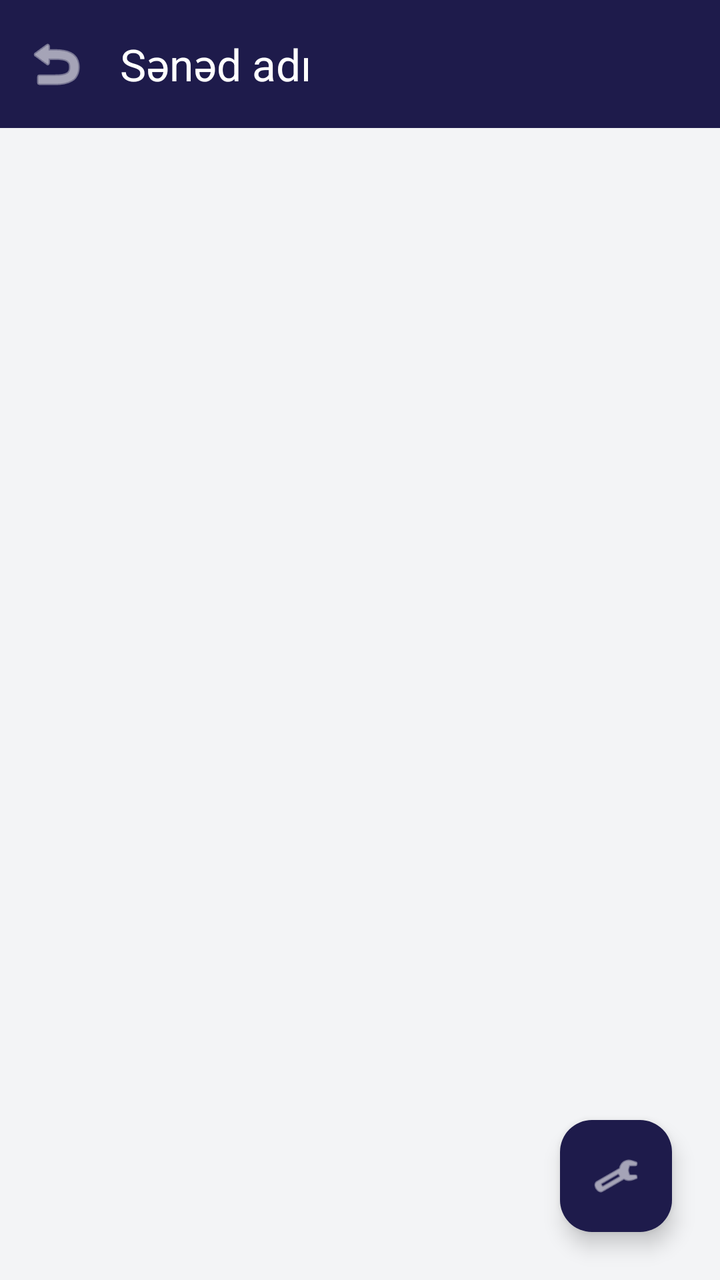
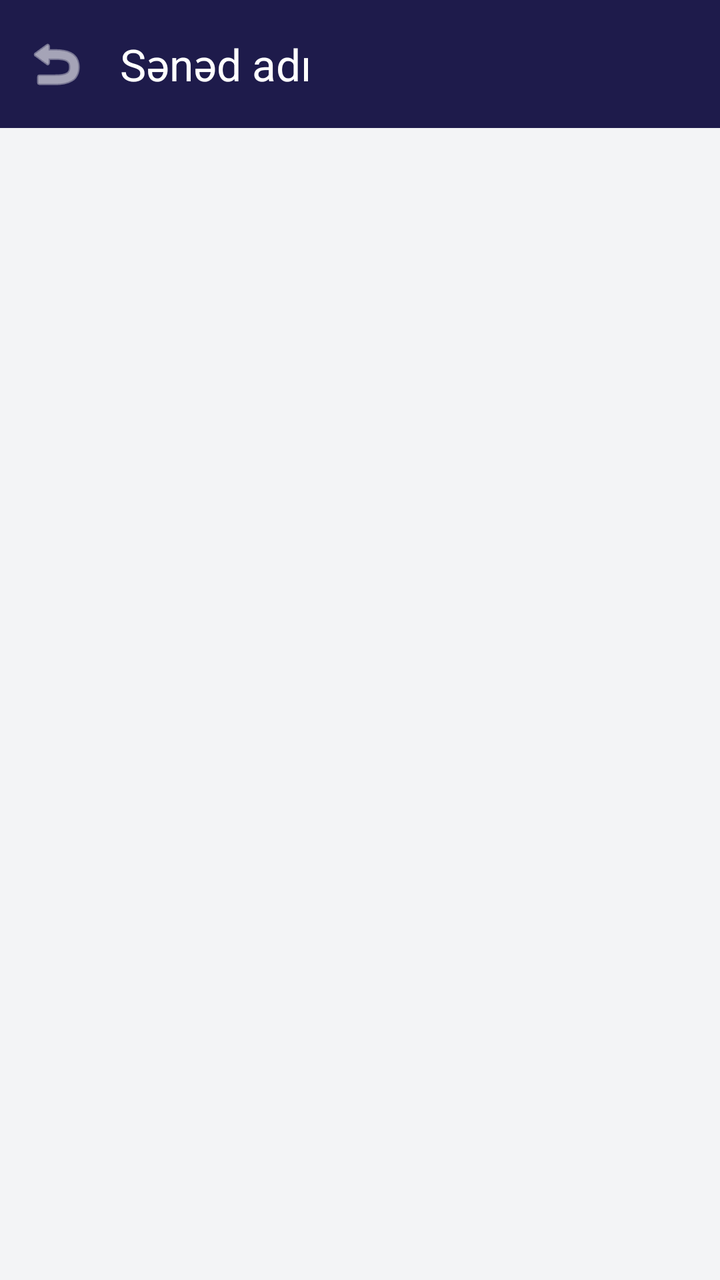

An Android layout rendered at two revisions. The XML below is the earlier revision; the diff shows what the commit changed to produce the second picture.
<!-- AndroidManifest.xml: application theme Theme.Material3.DayNight.NoActionBar -->
<!-- res/layout/activity_viewer.xml -->
<?xml version="1.0" encoding="utf-8"?>
<androidx.coordinatorlayout.widget.CoordinatorLayout xmlns:android="http://schemas.android.com/apk/res/android"
    xmlns:app="http://schemas.android.com/apk/res-auto"
    android:layout_width="match_parent"
    android:layout_height="match_parent"
    android:background="#F3F4F6">

    <com.google.android.material.appbar.AppBarLayout
        android:layout_width="match_parent"
        android:layout_height="wrap_content"
        android:background="#1E1B4B"
        app:elevation="4dp">

        <com.google.android.material.appbar.MaterialToolbar
            android:id="@+id/toolbar"
            android:layout_width="match_parent"
            android:layout_height="?attr/actionBarSize"
            app:navigationIcon="@android:drawable/ic_menu_revert"
            app:navigationIconTint="#FFFFFF"
            app:title="Sənəd adı"
            app:titleTextColor="#FFFFFF" />

    </com.google.android.material.appbar.AppBarLayout>

    
    <LinearLayout
        android:id="@+id/contentContainer"
        android:layout_width="match_parent"
        android:layout_height="match_parent"
        android:orientation="vertical"
        app:layout_behavior="@string/appbar_scrolling_view_behavior" />

    
    <com.google.android.material.floatingactionbutton.FloatingActionButton
        android:id="@+id/fabSettings"
        android:layout_width="wrap_content"
        android:layout_height="wrap_content"
        android:layout_gravity="bottom|end"
        android:layout_margin="24dp"
        android:src="@android:drawable/ic_menu_preferences"
        app:backgroundTint="#1E1B4B"
        app:tint="#FFFFFF" />

</androidx.coordinatorlayout.widget.CoordinatorLayout>
<!-- resources referenced by this layout -->
<resources>

</resources>

<!-- the commit's change to res/layout/activity_viewer.xml (unified diff, before → after) -->
@@ -22,7 +22,6 @@
 
     </com.google.android.material.appbar.AppBarLayout>
 
-    
     <LinearLayout
         android:id="@+id/contentContainer"
         android:layout_width="match_parent"
@@ -30,15 +29,4 @@
         android:orientation="vertical"
         app:layout_behavior="@string/appbar_scrolling_view_behavior" />
 
-    
-    <com.google.android.material.floatingactionbutton.FloatingActionButton
-        android:id="@+id/fabSettings"
-        android:layout_width="wrap_content"
-        android:layout_height="wrap_content"
-        android:layout_gravity="bottom|end"
-        android:layout_margin="24dp"
-        android:src="@android:drawable/ic_menu_preferences"
-        app:backgroundTint="#1E1B4B"
-        app:tint="#FFFFFF" />
-
 </androidx.coordinatorlayout.widget.CoordinatorLayout>
